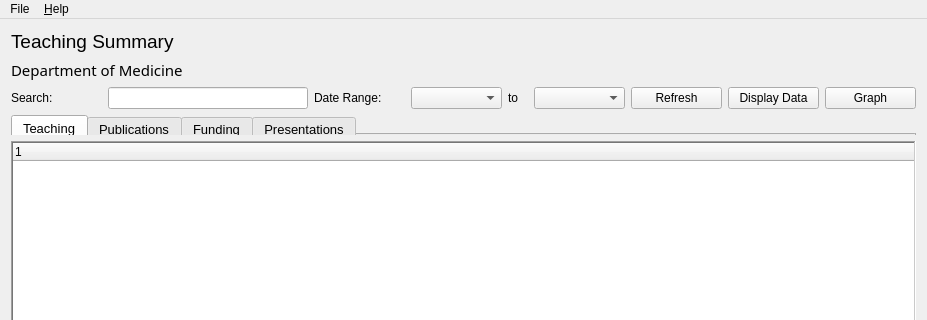
Old version of the form src/mainwindow.ui in the repository dnewell/AcuitySTAR-Dashboard; both pictures show x 0 to 927 and y 0 to 320 of the 927 by 590 pixel window.
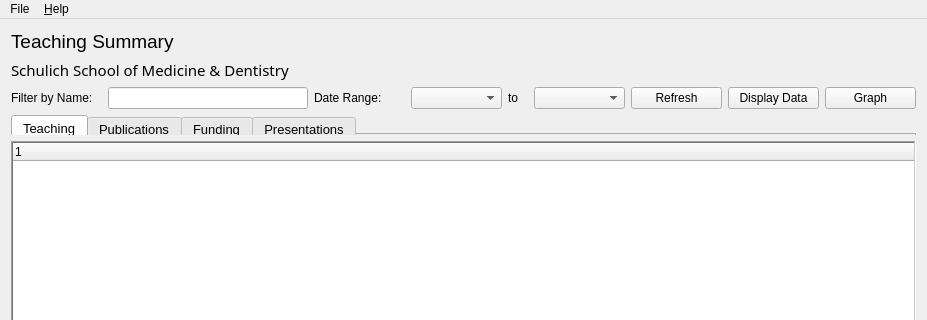
New version of the form.

```diff
--- a/src/mainwindow.ui
+++ b/src/mainwindow.ui
@@ -52,7 +52,7 @@
        </font>
       </property>
       <property name="text">
-       <string>Department of Medicine</string>
+       <string>Schulich School of Medicine &amp; Dentistry</string>
       </property>
      </widget>
     </item>
@@ -61,7 +61,7 @@
       <item>
        <widget class="QLabel" name="label_search">
         <property name="text">
-         <string>Search:</string>
+         <string>Filter by Name: </string>
         </property>
        </widget>
       </item>
```
Left out of the diff: 14 changed lines with no effect on the pictures.
